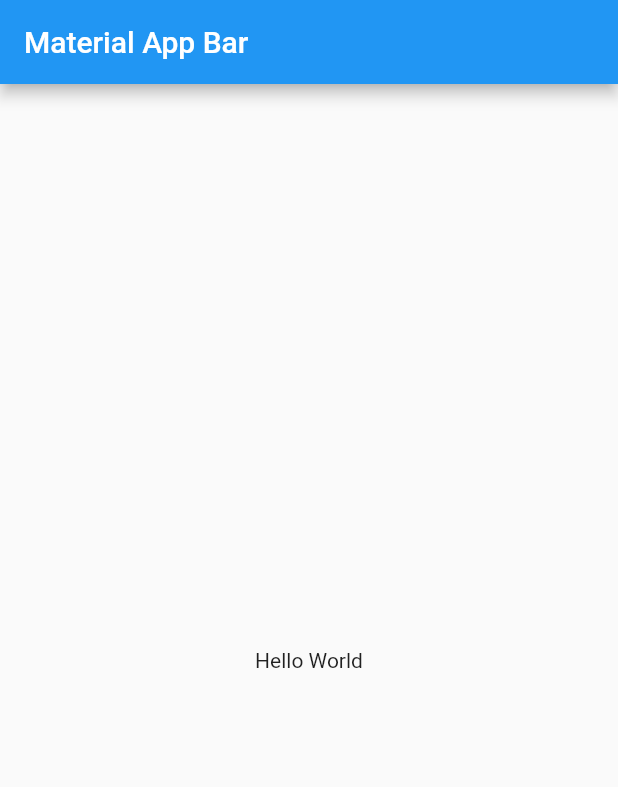
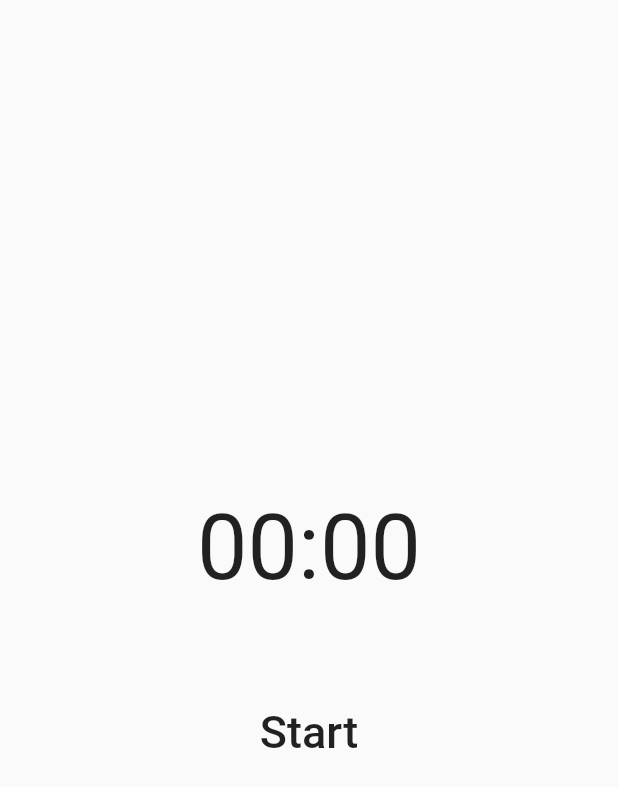
Before and after one commit to martinpelli/flutter_tookane_challenge, a Flutter app: the screen it shows after launch, on a phone screen of 412 x 824 dp. Shown: the top 787 px of the screen. Run offline on Flutter 3.47's test engine with Material 2 defaults, Android fonts, the light colour scheme and no system bars; our stand-ins replace bloc.

Commit message:
project structure & first design

```diff
--- a/lib/main.dart
+++ b/lib/main.dart
@@ -1,4 +1,5 @@
 import 'package:flutter/material.dart';
+import 'package:flutter_tookane_challenge/timer/screens/timer_screen.dart';
 
 void main() => runApp(const TookaneChallengeApp());
 
@@ -7,18 +8,6 @@ class TookaneChallengeApp extends StatelessWidget {
 
   @override
   Widget build(BuildContext context) {
-    return MaterialApp(
-      title: 'Material App',
-      home: Scaffold(
-        appBar: AppBar(
-          title: Text('Material App Bar'),
-        ),
-        body: Center(
-          child: Container(
-            child: Text('Hello World'),
-          ),
-        ),
-      ),
-    );
+    return const MaterialApp(debugShowCheckedModeBanner: false, title: 'Tookane Challenge App', home: TimerScreen());
   }
 }
--- /dev/null
+++ b/lib/timer/bloc/timer_bloc.dart
@@ -0,0 +1,13 @@
+import 'package:bloc/bloc.dart';
+import 'package:meta/meta.dart';
+
+part 'timer_event.dart';
+part 'timer_state.dart';
+
+class TimerBloc extends Bloc<TimerEvent, TimerState> {
+  TimerBloc() : super(TimerInitial()) {
+    on<TimerEvent>((event, emit) {
+      // TODO: implement event handler
+    });
+  }
+}
--- /dev/null
+++ b/lib/timer/bloc/timer_event.dart
@@ -0,0 +1,4 @@
+part of 'timer_bloc.dart';
+
+@immutable
+abstract class TimerEvent {}
--- /dev/null
+++ b/lib/timer/bloc/timer_state.dart
@@ -0,0 +1,6 @@
+part of 'timer_bloc.dart';
+
+@immutable
+abstract class TimerState {}
+
+class TimerInitial extends TimerState {}
--- /dev/null
+++ b/lib/timer/screens/timer_screen.dart
@@ -0,0 +1,21 @@
+import 'package:flutter/material.dart';
+import 'package:flutter_tookane_challenge/timer/widgets/button_widget.dart';
+import 'package:flutter_tookane_challenge/timer/widgets/timer_widget.dart';
+
+class TimerScreen extends StatelessWidget {
+  const TimerScreen({Key? key}) : super(key: key);
+
+  @override
+  Widget build(BuildContext context) {
+    return Scaffold(
+      body: Center(
+          child: SizedBox(
+        width: 200,
+        height: 200,
+        child: Column(
+          children: const [TimerWidget(), Spacer(), ButtonWidget()],
+        ),
+      )),
+    );
+  }
+}
--- /dev/null
+++ b/lib/timer/widgets/button_widget.dart
@@ -0,0 +1,10 @@
+import 'package:flutter/material.dart';
+
+class ButtonWidget extends StatelessWidget {
+  const ButtonWidget({Key? key}) : super(key: key);
+
+  @override
+  Widget build(BuildContext context) {
+    return MaterialButton(onPressed: () {}, child: const Text('Start', style: TextStyle(fontSize: 30)));
+  }
+}
--- /dev/null
+++ b/lib/timer/widgets/timer_widget.dart
@@ -0,0 +1,13 @@
+import 'package:flutter/material.dart';
+
+class TimerWidget extends StatelessWidget {
+  const TimerWidget({Key? key}) : super(key: key);
+
+  @override
+  Widget build(BuildContext context) {
+    return const Padding(
+      padding: EdgeInsets.all(18.0),
+      child: Text('00:00', maxLines: 1, style: TextStyle(fontSize: 60)),
+    );
+  }
+}
```
Also changed, not shown: pubspec.yaml (+4 -12 lines).
